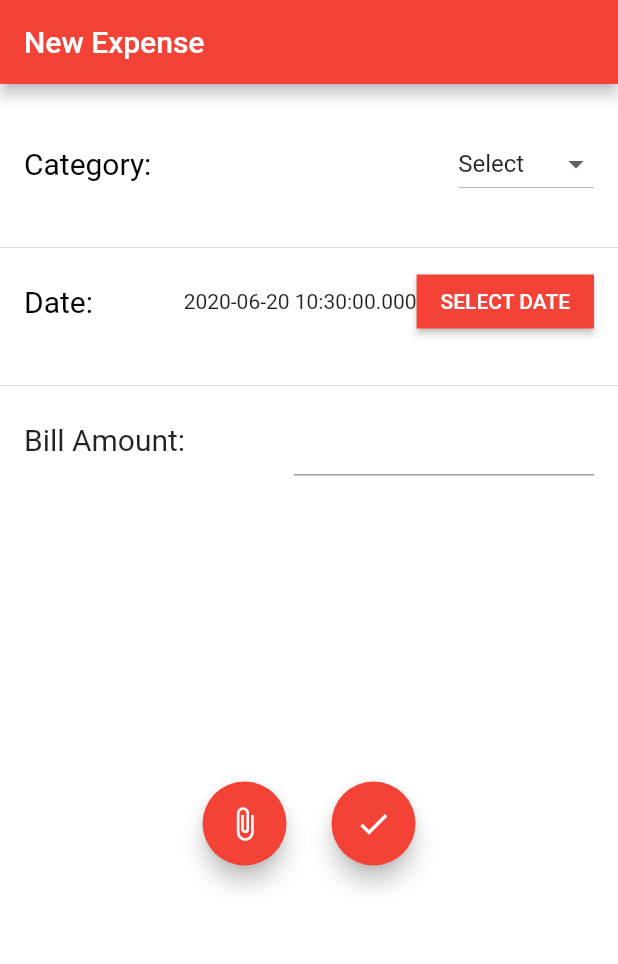
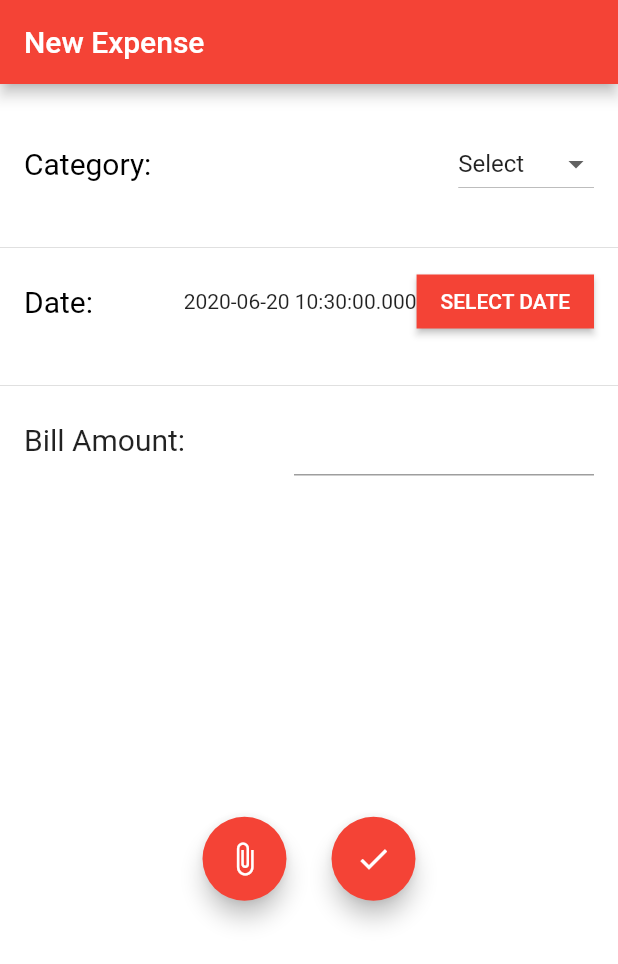
Before and after one commit to vishruth-v/Expense-Tracker, a Flutter app: the screen it shows after launch, on a phone screen of 412 x 824 dp. Shown: the top 964 px of the screen. Run offline on Flutter 3.47's test engine with Material 2 defaults, Android fonts, the phone set to English and light mode, and no system bars.

Commit message:
Fixed Overflow

```diff
--- a/Vishruth/expense_track_vish/lib/main.dart
+++ b/Vishruth/expense_track_vish/lib/main.dart
@@ -126,10 +126,8 @@ class _NewExpenseState extends State<NewExpense> {
               ),
             ),
           ),
-          SizedBox(
-            height: 200,
-          ),
-          Row(
+          Expanded(
+            child: Row(
               mainAxisAlignment: MainAxisAlignment.center,
               children: <Widget>[
                 FloatingActionButton(
@@ -144,6 +142,7 @@ class _NewExpenseState extends State<NewExpense> {
                   backgroundColor: Colors.red,
                 ),
               ],
+            ),
           )
         ],
       ),
```
Lines whose indentation alone changed are shown as unchanged.
